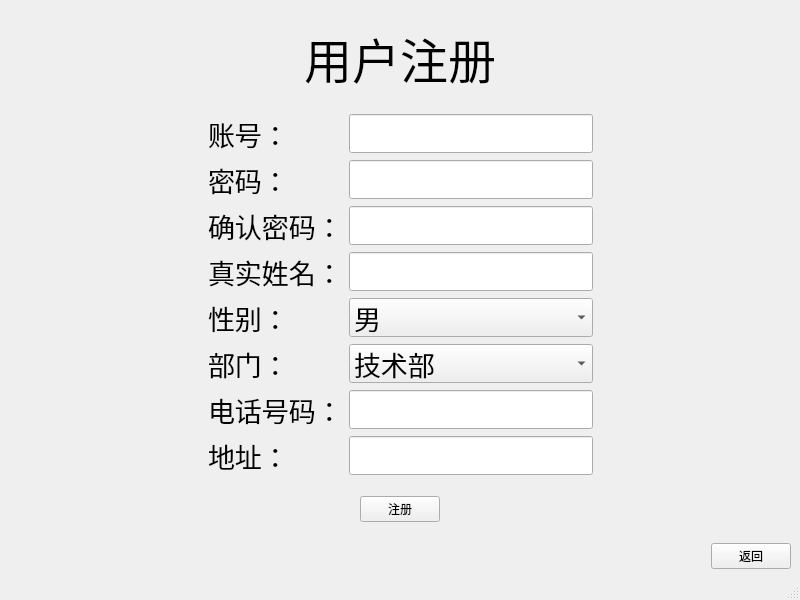
Old version of the form View/RegisterWindow.ui in the repository drkying/ruanshe3.
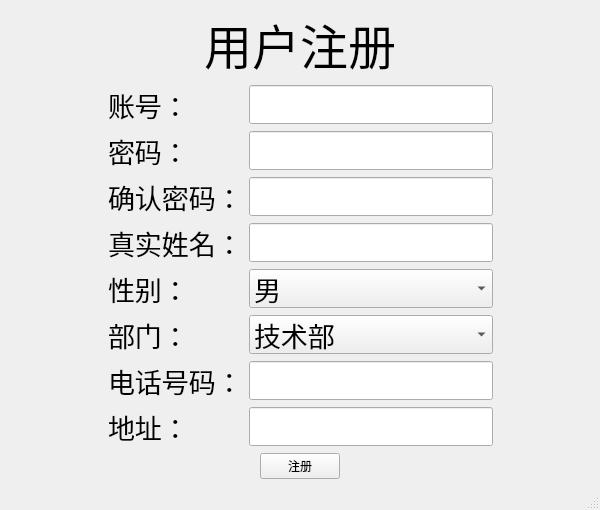
New version of the form. Icons and pictures are not drawn.

```diff
--- a/View/RegisterWindow.ui
+++ b/View/RegisterWindow.ui
@@ -6,8 +6,8 @@
    <rect>
     <x>0</x>
     <y>0</y>
-    <width>800</width>
-    <height>600</height>
+    <width>600</width>
+    <height>494</height>
    </rect>
   </property>
   <property name="windowTitle">
@@ -391,36 +391,7 @@
        </spacer>
       </item>
       <item>
-       <layout class="QHBoxLayout" name="horizontalLayout_7">
-        <item>
-         <spacer name="horizontalSpacer_7">
-          <property name="orientation">
-           <enum>Qt::Horizontal</enum>
-          </property>
-          <property name="sizeType">
-           <enum>QSizePolicy::Expanding</enum>
-          </property>
-          <property name="sizeHint" stdset="0">
-           <size>
-            <width>40</width>
-            <height>20</height>
-           </size>
-          </property>
-         </spacer>
-        </item>
-        <item>
-         <widget class="QPushButton" name="pushButton_back">
-          <property name="text">
-           <string>返回</string>
-          </property>
-          <property name="icon">
-           <iconset>
-            <normalon>:/icon/back.png</normalon>
-           </iconset>
-          </property>
-         </widget>
-        </item>
-       </layout>
+       <layout class="QHBoxLayout" name="horizontalLayout_7"/>
       </item>
      </layout>
     </item>
```
Left out of the diff: 7 changed lines with no effect on the pictures.
